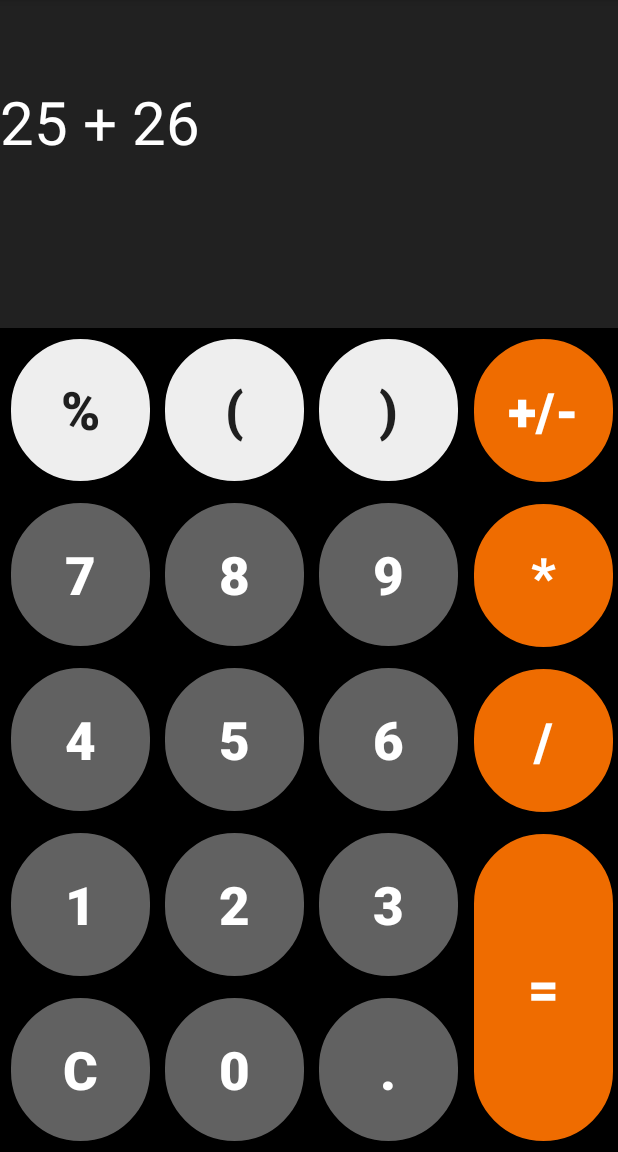
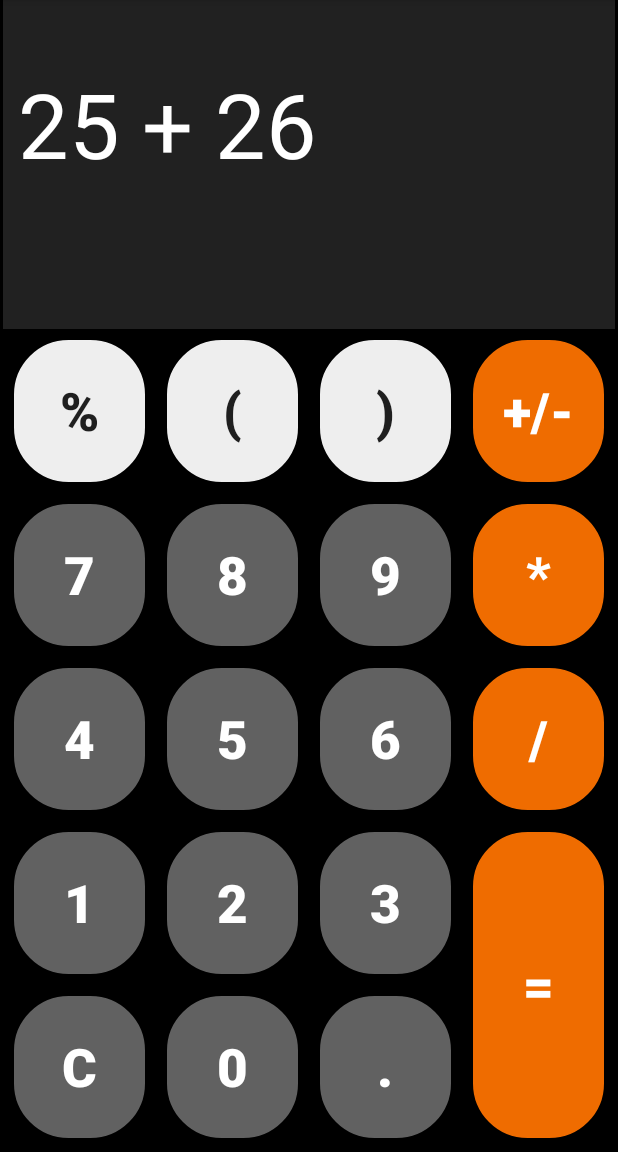
Before and after one commit to Mark1william11/CalculatorDesign, an Android app built with Jetpack Compose: the screen it shows after launch (MainActivity), on a phone screen of 412 x 824 dp, the part 84-1236 px from its top. Run offline under Robolectric (Android 15) with nearby library versions, the phone set to English and light mode, and no system bars.

Commit message:
third commit

```diff
--- a/app/src/main/res/drawable/round_button_black.xml
+++ b/app/src/main/res/drawable/round_button_black.xml
@@ -1,6 +1,6 @@
 <?xml version="1.0" encoding="utf-8"?>
 <shape xmlns:android="http://schemas.android.com/apk/res/android">
     <solid android:color="#616161" />
-    <corners android:radius="50dp" />
+    <corners android:radius="40dp" />
     <stroke android:width="7dp" android:color="@color/black" />
 </shape>
--- a/app/src/main/res/drawable/round_button_orange.xml
+++ b/app/src/main/res/drawable/round_button_orange.xml
@@ -1,6 +1,6 @@
 <?xml version="1.0" encoding="utf-8"?>
 <shape xmlns:android="http://schemas.android.com/apk/res/android">
     <solid android:color="#EF6C00" />
-    <corners android:radius="50dp" />
+    <corners android:radius="40dp" />
     <stroke android:width="7dp" android:color="@color/black" />
 </shape>
--- a/app/src/main/res/drawable/round_button_white.xml
+++ b/app/src/main/res/drawable/round_button_white.xml
@@ -1,6 +1,6 @@
 <?xml version="1.0" encoding="utf-8"?>
 <shape xmlns:android="http://schemas.android.com/apk/res/android">
     <solid android:color="#EEEEEE" />
-    <corners android:radius="50dp" />
+    <corners android:radius="40dp" />
     <stroke android:width="7dp" android:color="@color/black" />
 </shape>
--- a/app/src/main/res/layout/activity_main.xml
+++ b/app/src/main/res/layout/activity_main.xml
@@ -3,6 +3,7 @@
     android:orientation="vertical"
     android:layout_width="match_parent"
     android:layout_height="match_parent"
+    android:padding="2dp"
     android:background="@color/black">
 
     <LinearLayout
@@ -16,7 +17,8 @@
             android:layout_height="match_parent"
             android:text="@string/_25_26"
             android:textColor="@color/white"
-            android:textSize="40sp"
+            android:textSize="60sp"
+            android:padding="10dp"
             android:background="#212121"/>
 
     </LinearLayout>
@@ -34,16 +36,16 @@
             android:layout_weight="1">
 
             <Button
-                android:layout_width="107dp"
-                android:layout_height="1dp"
+                android:layout_width="match_parent"
+                android:layout_height="0dp"
                 android:layout_weight="1"
                 android:background="@drawable/round_button_white"
                 android:text=" % "
                 android:textStyle="bold"
                 android:textSize="35sp" />
             <Button
-                android:layout_width="107dp"
-                android:layout_height="1dp"
+                android:layout_width="match_parent"
+                android:layout_height="0dp"
                 android:layout_weight="1"
                 android:background="@drawable/round_button_black"
                 android:textColor="@color/white"
@@ -51,8 +53,8 @@
                 android:textStyle="bold"
                 android:textSize="35sp" />
             <Button
-                android:layout_width="107dp"
-                android:layout_height="1dp"
+                android:layout_width="match_parent"
+                android:layout_height="0dp"
                 android:layout_weight="1"
                 android:background="@drawable/round_button_black"
                 android:textColor="@color/white"
@@ -60,8 +62,8 @@
                 android:textStyle="bold"
                 android:textSize="35sp" />
             <Button
-                android:layout_width="107dp"
-                android:layout_height="1dp"
+                android:layout_width="match_parent"
+                android:layout_height="0dp"
                 android:layout_weight="1"
                 android:background="@drawable/round_button_black"
                 android:textColor="@color/white"
@@ -69,8 +71,8 @@
                 android:textStyle="bold"
                 android:textSize="35sp" />
             <Button
-                android:layout_width="107dp"
-                android:layout_height="1dp"
+                android:layout_width="match_parent"
+                android:layout_height="0dp"
                 android:layout_weight="1"
                 android:background="@drawable/round_button_black"
                 android:textColor="@color/white"
@@ -87,16 +89,16 @@
             android:layout_weight="1">
 
             <Button
-                android:layout_width="107dp"
-                android:layout_height="1dp"
+                android:layout_width="match_parent"
+                android:layout_height="0dp"
                 android:layout_weight="1"
                 android:background="@drawable/round_button_white"
                 android:text=" ( "
                 android:textStyle="bold"
                 android:textSize="35sp" />
             <Button
-                android:layout_width="107dp"
-                android:layout_height="1dp"
+                android:layout_width="match_parent"
+                android:layout_height="0dp"
                 android:layout_weight="1"
                 android:background="@drawable/round_button_black"
                 android:textColor="@color/white"
@@ -104,8 +106,8 @@
                 android:textStyle="bold"
                 android:textSize="35sp" />
             <Button
-                android:layout_width="107dp"
-                android:layout_height="1dp"
+                android:layout_width="match_parent"
+                android:layout_height="0dp"
                 android:layout_weight="1"
                 android:background="@drawable/round_button_black"
                 android:textColor="@color/white"
@@ -113,8 +115,8 @@
                 android:textStyle="bold"
                 android:textSize="35sp" />
             <Button
-                android:layout_width="107dp"
-                android:layout_height="1dp"
+                android:layout_width="match_parent"
+                android:layout_height="0dp"
                 android:layout_weight="1"
                 android:background="@drawable/round_button_black"
                 android:textColor="@color/white"
@@ -122,8 +124,8 @@
                 android:textStyle="bold"
                 android:textSize="35sp" />
             <Button
-                android:layout_width="107dp"
-                android:layout_height="1dp"
+                android:layout_width="match_parent"
+                android:layout_height="0dp"
                 android:layout_weight="1"
                 android:background="@drawable/round_button_black"
                 android:textColor="@color/white"
@@ -140,16 +142,16 @@
             android:layout_weight="1">
 
             <Button
-                android:layout_width="107dp"
-                android:layout_height="1dp"
+                android:layout_width="match_parent"
+                android:layout_height="0dp"
                 android:layout_weight="1"
                 android:background="@drawable/round_button_white"
                 android:text=" ) "
                 android:textStyle="bold"
                 android:textSize="35sp" />
             <Button
-                android:layout_width="107dp"
-                android:layout_height="1dp"
+                android:layout_width="match_parent"
+                android:layout_height="0dp"
                 android:layout_weight="1"
                 android:background="@drawable/round_button_black"
                 android:textColor="@color/white"
@@ -157,8 +159,8 @@
                 android:textStyle="bold"
                 android:textSize="35sp" />
             <Button
-                android:layout_width="107dp"
-                android:layout_height="1dp"
+                android:layout_width="match_parent"
+                android:layout_height="0dp"
                 android:layout_weight="1"
                 android:background="@drawable/round_button_black"
                 android:textColor="@color/white"
@@ -166,8 +168,8 @@
                 android:textStyle="bold"
                 android:textSize="35sp" />
             <Button
-                android:layout_width="107dp"
-                android:layout_height="1dp"
+                android:layout_width="match_parent"
+                android:layout_height="0dp"
                 android:layout_weight="1"
                 android:background="@drawable/round_button_black"
                 android:textColor="@color/white"
@@ -175,8 +177,8 @@
                 android:textStyle="bold"
                 android:textSize="35sp" />
             <Button
-                android:layout_width="107dp"
-                android:layout_height="1dp"
+                android:layout_width="match_parent"
+                android:layout_height="0dp"
                 android:layout_weight="1"
                 android:background="@drawable/round_button_black"
                 android:textColor="@color/white"
@@ -193,8 +195,8 @@
             android:layout_weight="1">
 
             <Button
-                android:layout_width="107dp"
-                android:layout_height="1dp"
+                android:layout_width="match_parent"
+                android:layout_height="0dp"
                 android:layout_weight="1"
                 android:background="@drawable/round_button_orange"
                 android:text=" +/- "
@@ -202,8 +204,8 @@
                 android:textStyle="bold"
                 android:textSize="35sp" />
             <Button
-                android:layout_width="107dp"
-                android:layout_height="1dp"
+                android:layout_width="match_parent"
+                android:layout_height="0dp"
                 android:layout_weight="1"
                 android:background="@drawable/round_button_orange"
                 android:text=" * "
@@ -211,8 +213,8 @@
                 android:textStyle="bold"
                 android:textSize="35sp" />
             <Button
-                android:layout_width="107dp"
-                android:layout_height="1dp"
+                android:layout_width="match_parent"
+                android:layout_height="0dp"
                 android:layout_weight="1"
                 android:background="@drawable/round_button_orange"
                 android:text=" / "
@@ -220,8 +222,8 @@
                 android:textStyle="bold"
                 android:textSize="35sp" />
             <Button
-                android:layout_width="107dp"
-                android:layout_height="1dp"
+                android:layout_width="match_parent"
+                android:layout_height="0dp"
                 android:layout_weight="2"
                 android:background="@drawable/round_button_orange"
                 android:text=" = "
```
